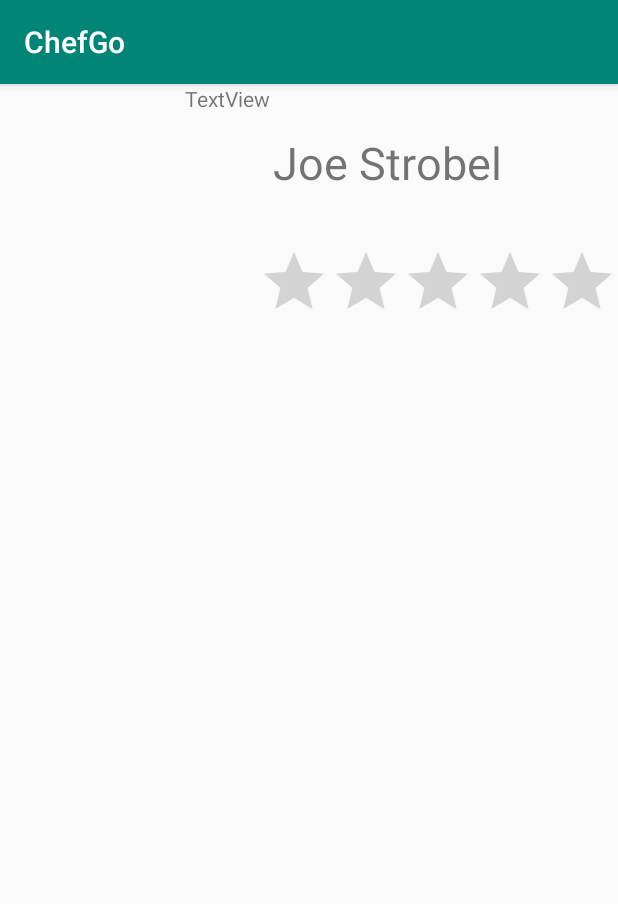
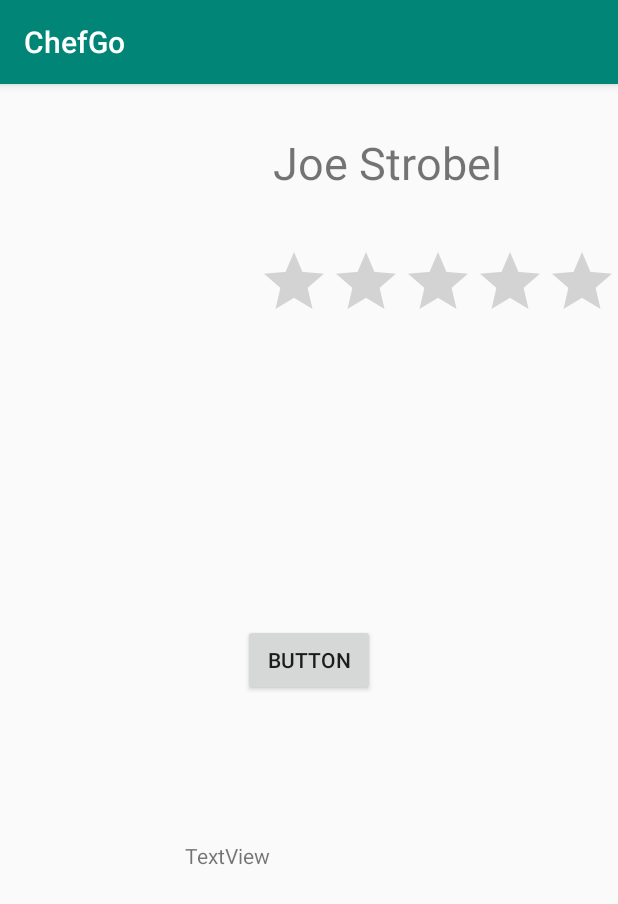
Before and after one commit to ajuarez99/ChefGo, an Android app: the CustomerProfileActivity screen opened directly, with no data from a screen before it, on a phone screen of 412 x 824 dp. Shown: the top 904 px of the screen. Run offline under Robolectric (Android 15) with nearby library versions, the phone set to English and light mode, and no system bars; our stand-ins replace Volley; 3 statements that could not run were skipped.

```diff
--- a/Frontend/app/src/main/res/layout/activity_customer_profile.xml
+++ b/Frontend/app/src/main/res/layout/activity_customer_profile.xml
@@ -49,8 +49,20 @@
         android:layout_width="165dp"
         android:layout_height="138dp"
         android:text="TextView"
+        app:layout_constraintBottom_toBottomOf="parent"
         app:layout_constraintEnd_toEndOf="parent"
         app:layout_constraintStart_toStartOf="parent"
-        tools:layout_editor_absoluteY="358dp" />
+        app:layout_constraintTop_toTopOf="parent"
+        app:layout_constraintVertical_bias="0.801" />
+
+    <Button
+        android:id="@+id/testButton"
+        android:layout_width="wrap_content"
+        android:layout_height="wrap_content"
+        android:text="Button"
+        app:layout_constraintBottom_toBottomOf="parent"
+        app:layout_constraintEnd_toEndOf="parent"
+        app:layout_constraintStart_toStartOf="parent"
+        app:layout_constraintTop_toTopOf="parent" />
 
 </androidx.constraintlayout.widget.ConstraintLayout>
```
Also changed, not shown: Frontend/app/src/main/java/com/example/chefgo/CustomerProfileActivity.java (+29 -22 lines).
